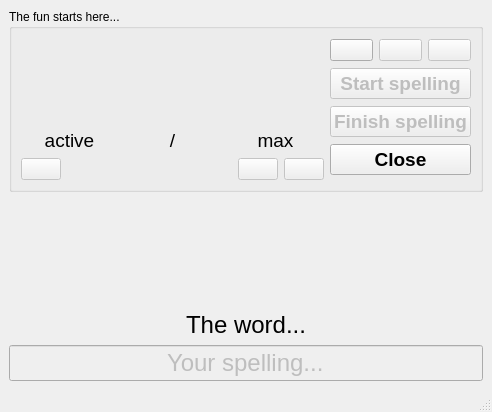
This is mainwindow.ui in davidlamhauge/daspelling as Qt 5 draws it before an edit. The edited form follows.
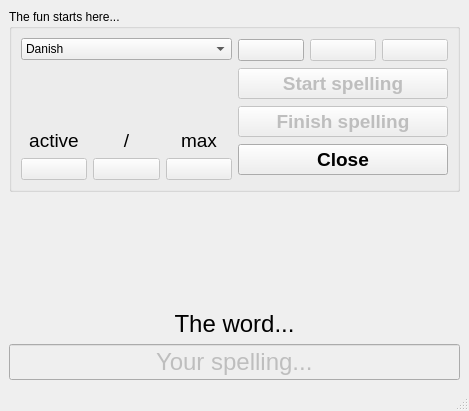
This is the edited form. Icons and pictures are not drawn.

Commit message: Works with Danish

Diff of the .ui file:
```diff
--- a/mainwindow.ui
+++ b/mainwindow.ui
@@ -6,8 +6,8 @@
    <rect>
     <x>0</x>
     <y>0</y>
-    <width>492</width>
-    <height>412</height>
+    <width>469</width>
+    <height>411</height>
    </rect>
   </property>
   <property name="windowTitle">
@@ -25,6 +25,20 @@
         <layout class="QHBoxLayout" name="horizontalLayout_5">
          <item>
           <layout class="QVBoxLayout" name="verticalLayout_3">
+           <item>
+            <widget class="QComboBox" name="cbLanguages">
+             <item>
+              <property name="text">
+               <string>Danish</string>
+              </property>
+             </item>
+             <item>
+              <property name="text">
+               <string>English</string>
+              </property>
+             </item>
+            </widget>
+           </item>
            <item>
             <spacer name="verticalSpacer_2">
              <property name="orientation">
@@ -112,19 +126,6 @@
                </property>
               </widget>
              </item>
-             <item>
-              <spacer name="horizontalSpacer_2">
-               <property name="orientation">
-                <enum>Qt::Horizontal</enum>
-               </property>
-               <property name="sizeHint" stdset="0">
-                <size>
-                 <width>40</width>
-                 <height>20</height>
-                </size>
-               </property>
-              </spacer>
-             </item>
              <item>
               <widget class="QPushButton" name="btnPrevious">
                <property name="enabled">
```
Left out of the diff: 2 changed lines with no effect on the pictures. The commit also changes 6 other files.
